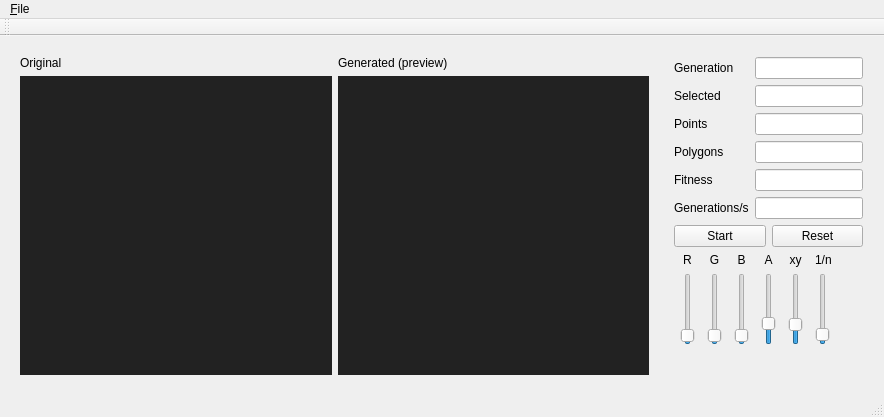
The window that mainwindow.ui (superkartoffel/evo-cubist) describes before a commit, drawn with Qt 5.
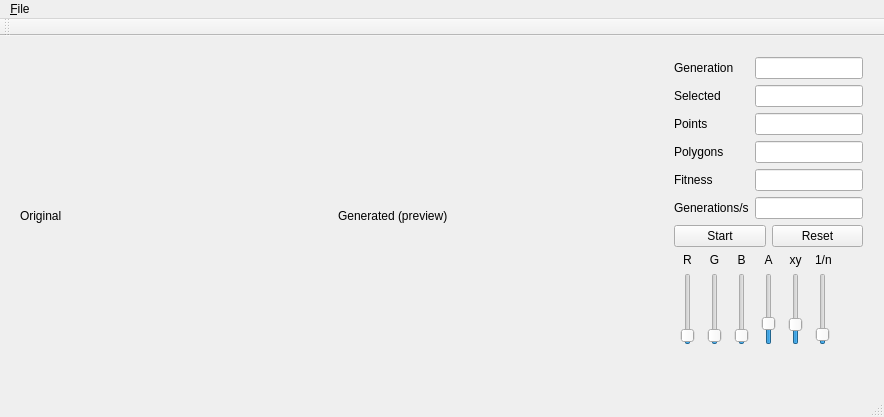
The same window after the commit.

Diff of the .ui file:
```diff
--- a/mainwindow.ui
+++ b/mainwindow.ui
@@ -28,32 +28,6 @@
         <property name="margin">
          <number>9</number>
         </property>
-        <item row="1" column="1">
-         <widget class="QWidget" name="widget1" native="true">
-          <property name="sizePolicy">
-           <sizepolicy hsizetype="MinimumExpanding" vsizetype="MinimumExpanding">
-            <horstretch>0</horstretch>
-            <verstretch>0</verstretch>
-           </sizepolicy>
-          </property>
-          <property name="styleSheet">
-           <string notr="true">background-color: #222</string>
-          </property>
-         </widget>
-        </item>
-        <item row="1" column="0">
-         <widget class="QWidget" name="widget2" native="true">
-          <property name="sizePolicy">
-           <sizepolicy hsizetype="MinimumExpanding" vsizetype="MinimumExpanding">
-            <horstretch>0</horstretch>
-            <verstretch>0</verstretch>
-           </sizepolicy>
-          </property>
-          <property name="styleSheet">
-           <string notr="true">background-color: #222</string>
-          </property>
-         </widget>
-        </item>
         <item row="0" column="0">
          <widget class="QLabel" name="label_13">
           <property name="sizePolicy">
```
